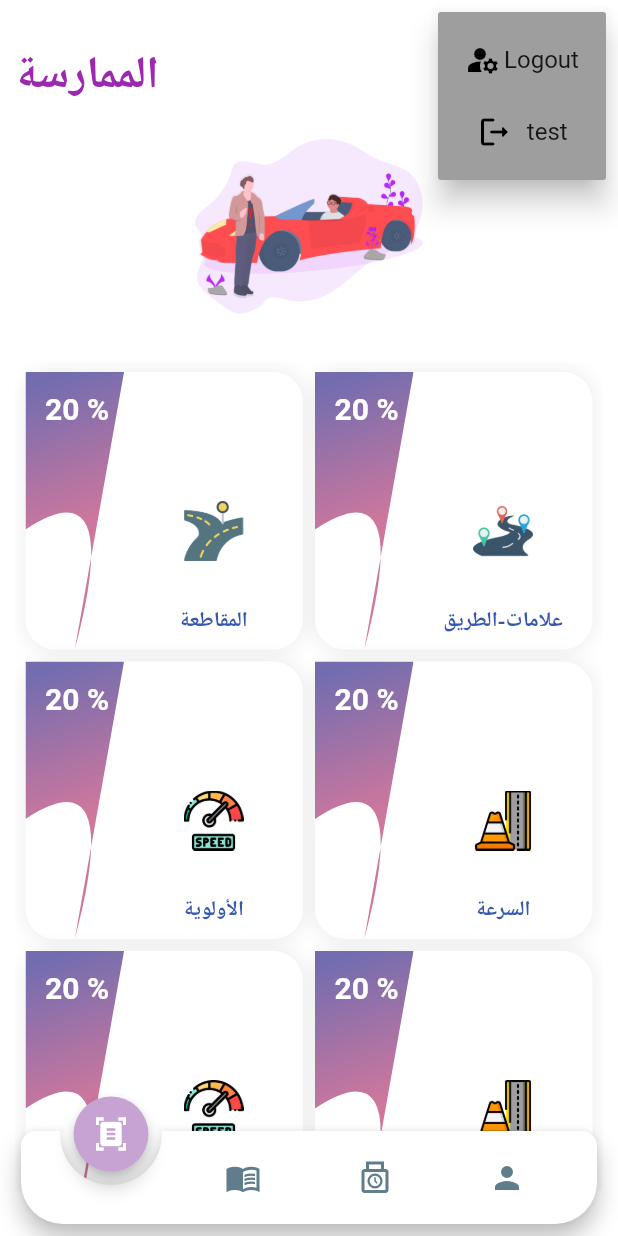
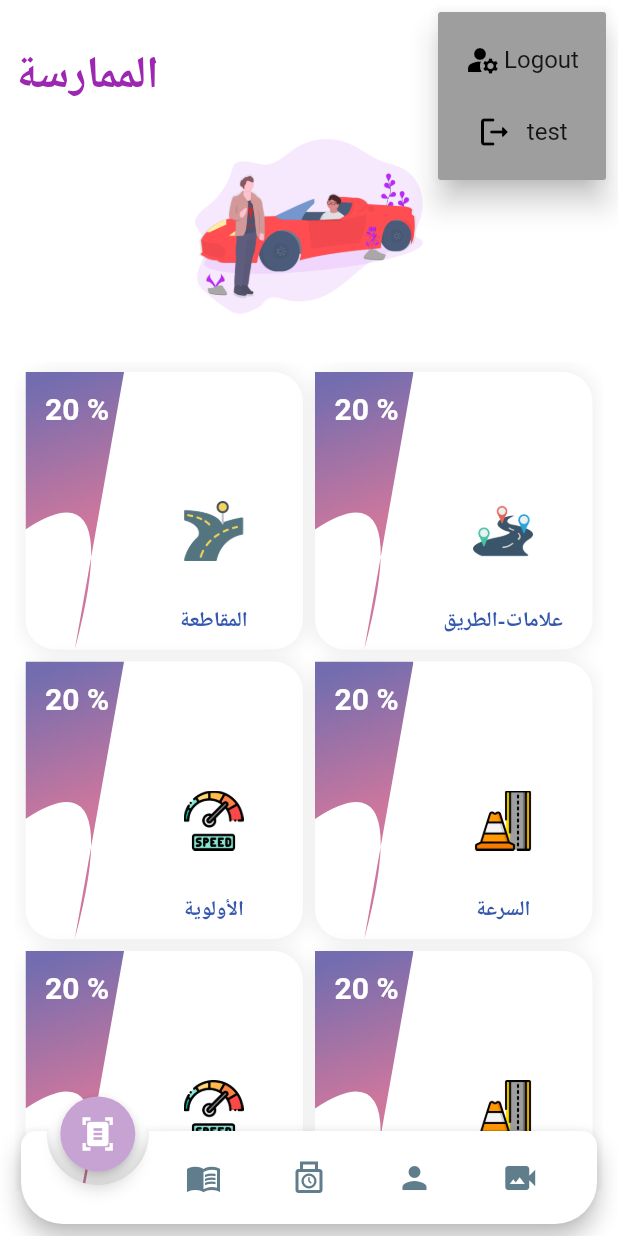
Before and after one commit to NaimGI/CarApp, a Flutter app: the NavigateBarPatient screen opened by its route, after a tap on the "settings" icon, on a phone screen of 412 x 824 dp. Run offline on Flutter 3.47's test engine with Material 2 defaults, Android fonts, the phone set to English and light mode, and no system bars; drawn by our look-alikes of animated_notch_bottom_bar; our stand-ins replace cloud_firestore, file_picker, firebase_auth, firebase_core, flutter_spinkit, flutter_svg and 3 more; missing offline and left inert: flutter_pdfview; accounts and stored records are empty; statements that could not run were skipped.

Commit message:
new update

```diff
--- a/lib/Service/QuestionsService.dart
+++ b/lib/Service/QuestionsService.dart
@@ -36,4 +36,21 @@ class QuestionService {
     }
     return quiList;
   }
+
+  Future<List<Map<String, dynamic>>> getAllVideo() async {
+    List<Map<String, dynamic>> vedioList = [];
+    try {
+      QuerySnapshot<Map<String, dynamic>> snapshot =
+          await FirebaseFirestore.instance.collection('Video').get();
+
+      for (var doc in snapshot.docs) {
+        Map<String, dynamic> vd = doc.data();
+        vd['id'] = doc.id;
+        vedioList.add(vd);
+      }
+    } catch (e) {
+      print('Error getting questions: $e');
+    }
+    return vedioList;
+  }
 }
--- a/lib/components/NavigationBarClient.dart
+++ b/lib/components/NavigationBarClient.dart
@@ -5,6 +5,7 @@ import '../Pages/Client/DocumentPage.dart';
 import '../Pages/Client/Mokatapage.dart';
 import '../Pages/Client/Prodile.dart';
 import '../Pages/Client/QuestionPage.dart';
+import '../Pages/Client/VedioPage.dart';
 import '../Service/PDFApi.dart';
 import '../Service/auth.dart';
 
@@ -27,7 +28,7 @@ class _NavigateBarPatientState extends State<NavigateBarPatient> {
     QuestionPage(),
     Page4(),
     Profile(),
-    Profile()
+    VedioPage()
   ];
 
   @override
@@ -160,6 +161,17 @@ class _NavigateBarPatientState extends State<NavigateBarPatient> {
                   ),
                   itemLabel: 'Page 4',
                 ),
+                BottomBarItem(
+                  inActiveItem: Icon(
+                    Icons.video_camera_back,
+                    color: Colors.blueGrey,
+                  ),
+                  activeItem: Icon(
+                    Icons.video_camera_back,
+                    color: Colors.white,
+                  ),
+                  itemLabel: 'Page 5',
+                ),
               ],
               onTap: (index) {
                 /// control your animation using page controller
--- a/lib/style/colors.dart
+++ b/lib/style/colors.dart
@@ -14,4 +14,5 @@ class AppColors {
     Color.fromRGBO(42, 37, 92, 1),
     Color.fromRGBO(182, 64, 116, 1)
   ];
+  static const gradiantSecond = Color(0xFF6985e8);
 }
--- a/pubspec.yaml
+++ b/pubspec.yaml
@@ -47,6 +47,8 @@ dependencies:
   flutter_svg: ^2.0.4
   fl_chart: ^0.61.0
   provider: ^6.0.5
+  video_player: ^2.6.1
+  youtube_player_flutter: ^8.1.2
 
 dev_dependencies:
   flutter_test:
```
Also changed, not shown: lib/Pages/Client/VideoWidgetYou.dart (added, +59 -0 lines), pubspec.lock, 1 other file.
